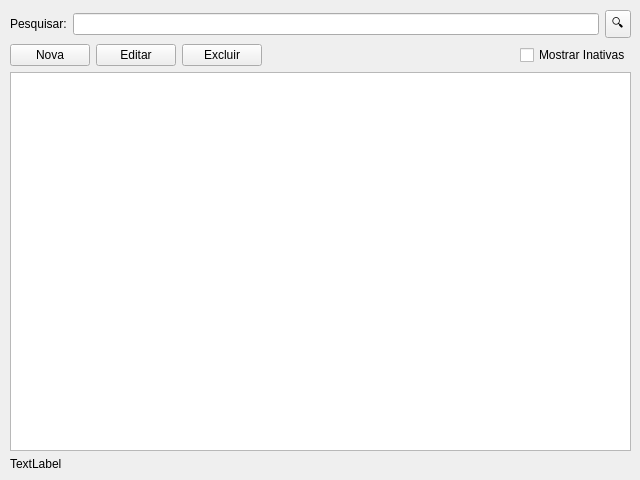
This is movimentacoes/MovimentacoesWidget.ui in danielghirghi/fortuna as Qt 5 draws it before an edit. The edited form follows.
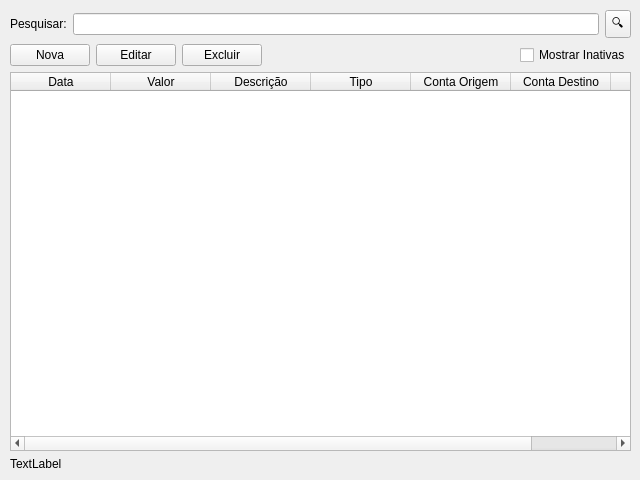
This is the edited form.

What changed in the file:
```diff
--- a/movimentacoes/MovimentacoesWidget.ui
+++ b/movimentacoes/MovimentacoesWidget.ui
@@ -99,7 +99,46 @@
      </layout>
     </item>
     <item>
-     <widget class="QTableView" name="tblContas"/>
+     <widget class="QTableWidget" name="tblMovimentacoes">
+      <property name="columnCount">
+       <number>7</number>
+      </property>
+      <column>
+       <property name="text">
+        <string>Data</string>
+       </property>
+      </column>
+      <column>
+       <property name="text">
+        <string>Valor</string>
+       </property>
+      </column>
+      <column>
+       <property name="text">
+        <string>Descrição</string>
+       </property>
+      </column>
+      <column>
+       <property name="text">
+        <string>Tipo</string>
+       </property>
+      </column>
+      <column>
+       <property name="text">
+        <string>Conta Origem</string>
+       </property>
+      </column>
+      <column>
+       <property name="text">
+        <string>Conta Destino</string>
+       </property>
+      </column>
+      <column>
+       <property name="text">
+        <string>Categoria</string>
+       </property>
+      </column>
+     </widget>
     </item>
     <item>
      <widget class="QLabel" name="lblQuantidade">
```
